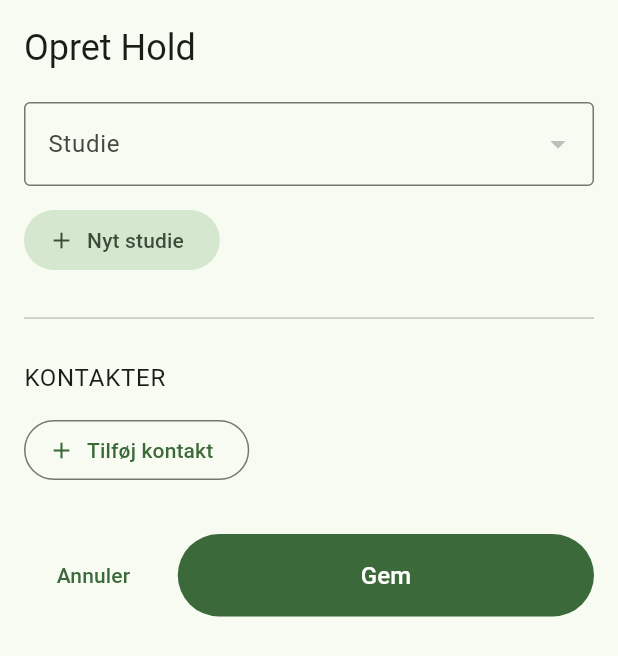
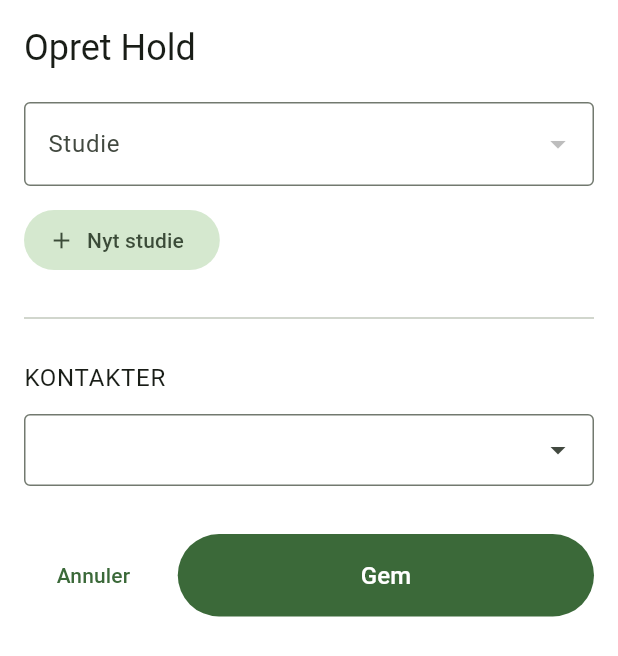
Before and after one commit to toke-dk/science_cup, a Flutter app: the AddTeamModal screen opened directly, on a phone screen of 412 x 824 dp. Shown: the top 656 px of the screen. Run offline on Flutter 3.47's test engine with Material 3 defaults, Android fonts, the phone set to English and light mode, and no system bars; drawn by our look-alikes of dropdown_search; our stand-ins replace flutter_dotenv, flutter_riverpod, freezed_annotation, go_router, riverpod_annotation, shared_preferences and 2 more; missing offline and left inert: phone_form_field, phone_numbers_parser; accounts and stored records are empty; generated files the repository leaves out were written again.

Commit message:
WIP: laver en seachable multiselect contact under hold, men den kræver en scaffold, så hele siden bliver maksimeret

```diff
--- a/lib/features/team/presentation/add_team_modal.dart
+++ b/lib/features/team/presentation/add_team_modal.dart
@@ -1,7 +1,8 @@
+import 'package:dropdown_search/dropdown_search.dart';
 import 'package:flutter/material.dart';
 import 'package:flutter_riverpod/flutter_riverpod.dart';
 import 'package:science_cup_app/features/contact/application/contacts_notifier.dart';
-import 'package:science_cup_app/features/contact/presentation/add_contact_modal.dart';
+import 'package:science_cup_app/features/contact/data/models/contact.dart';
 import 'package:science_cup_app/features/program/application/program_notifier.dart';
 import 'package:science_cup_app/features/program/presentation/save_program_modal.dart';
 import 'package:science_cup_app/features/season/application/active_season/current_season_provider.dart';
@@ -46,7 +47,9 @@ class _AddTeamModalState extends ConsumerState<AddTeamModal> {
     // Begge er klar data er garanteret!
     final programs = programState.value!;
     final contacts = contactsState.value!;
-    return CreateEntityModal(
+    return Scaffold(
+      backgroundColor: Colors.transparent,
+      body: CreateEntityModal(
         title: 'Opret Hold',
         fields: [
           SelectFieldConfig(
@@ -63,32 +66,30 @@ class _AddTeamModalState extends ConsumerState<AddTeamModal> {
           ),
           DividerFieldConfig(height: 32, thickness: 1),
           TextConfig(label: 'Kontakter'),
-        ...List.generate(
-          amountOfContactsToAdd,
-          (index) => [
-            SelectFieldConfig(
-              key: "contacts",
-              label: "Vælg kontakt",
-              options: contacts,
-              optionLabel: (contact) => contact.name ?? "?",
+          WidgetFieldConfig(
+            child: DropdownSearch<Contact>.multiSelection(
+              items: (filter, s) => contacts
+                  .where((e) => e.name?.contains(filter) ?? false)
+                  .toList(),
+              compareFn: (item, selectedItem) => item.id == selectedItem.id,
+              popupProps: MultiSelectionPopupProps.modalBottomSheet(
+                showSearchBox: true,
+                itemBuilder: (context, item, isDisabled, isSelected) {
+                  return ListTile(
+                    title: Text(item.name ?? "?"),
+                    subtitle: Text(item.phone ?? "?"),
+                  );
+                },
+                suggestionsProps: SuggestionsProps(
+                  showSuggestions: true,
+                  items: (us) {
+                    return us
+                        .where((e) => e.name?.contains("Mrs") ?? false)
+                        .toList();
+                  },
+                  itemProps: SuggestedItemProps(),
                 ),
-            OpenBottomSheetFieldConfig(
-              builder: (context) => AddContactModal(),
-              icon: Icon(Icons.add),
-              label: "Ny kontakt",
               ),
-          ],
-        ).expand((e) => e),
-        WidgetFieldConfig(
-          child: OutlinedButton.icon(
-            onPressed: () {
-              setState(() {
-                amountOfContactsToAdd++;
-                debugPrint('Amount of contacts to add: $amountOfContactsToAdd');
-              });
-            },
-            icon: Icon(Icons.add),
-            label: Text("Tilføj kontakt"),
             ),
           ),
         ],
@@ -100,8 +101,11 @@ class _AddTeamModalState extends ConsumerState<AddTeamModal> {
             ).showSnackBar(SnackBar(content: Text("Ingen sæson valgt")));
             return;
           }
-        ref.read(teamProvider(seasonId).notifier).createTeam(name: "Nyt Hold");
+          ref
+              .read(teamProvider(seasonId).notifier)
+              .createTeam(name: "Nyt Hold");
         },
+      ),
     );
   }
 }
--- a/lib/shared/presentation/modals/create_entity_modal.dart
+++ b/lib/shared/presentation/modals/create_entity_modal.dart
@@ -461,6 +461,7 @@ class _CreateEntityModalState extends State<CreateEntityModal> {
                 child: Form(
                   key: _formKey,
                   child: Column(
+                    mainAxisSize: MainAxisSize.min,
                     crossAxisAlignment: CrossAxisAlignment.start,
                     children: [
                       if (_errorMessage != null)
--- a/pubspec.yaml
+++ b/pubspec.yaml
@@ -54,6 +54,7 @@ dependencies:
   phone_form_field: ^10.0.17
   phone_numbers_parser: ^9.0.23
   url_launcher: ^6.3.2
+  dropdown_search: ^7.0.0
 
 dev_dependencies:
   flutter_test:
```
Also changed, not shown: pubspec.lock. Lines whose indentation alone changed are shown as unchanged.
